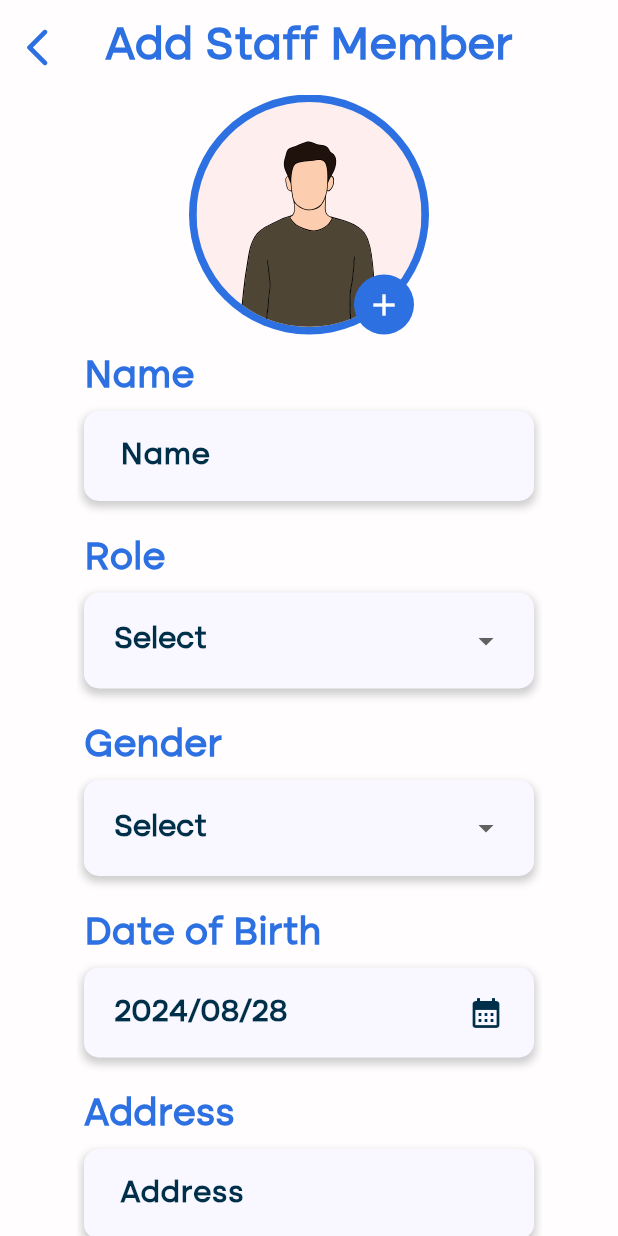
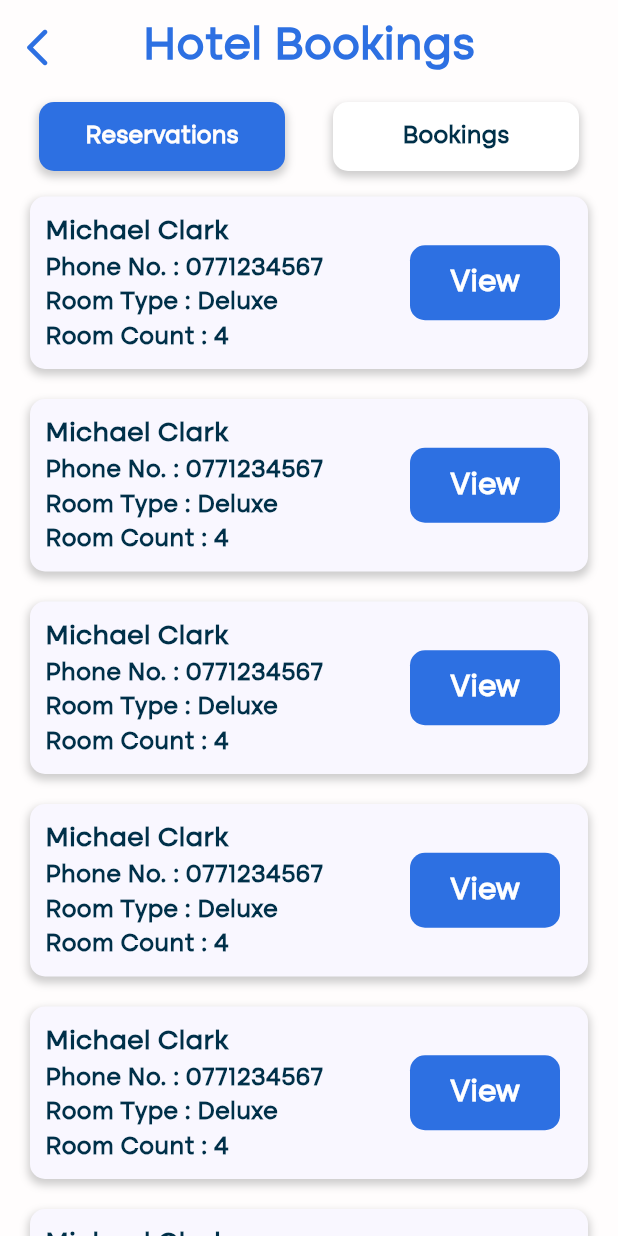
Before and after one commit to SEP-G16/hotel-manager-app, a Flutter app: the screen it shows after launch, on a phone screen of 412 x 824 dp. Run offline on Flutter 3.47's test engine with Material 3 defaults, Android fonts, the phone set to English and light mode, and no system bars; our stand-ins replace cached_network_image, flutter_svg, get.

Commit message:
view reservations UI partially complete

```diff
--- a/lib/components/input_field.dart
+++ b/lib/components/input_field.dart
@@ -25,7 +25,7 @@ class InputField extends StatelessWidget {
     return Container(
       alignment: Alignment.centerLeft,
       width: width ?? 300,
-      height: height ?? 60,
+      // height: height ?? 60,
       decoration: BoxDecoration(
         color: ColourConstants.orchidAccent,
         borderRadius: BorderRadius.circular(10.0),
@@ -39,6 +39,8 @@ class InputField extends StatelessWidget {
         ],
       ),
       child: TextFormField(
+        maxLines: null,
+        style: TextConstants.subTextStyle(),
         readOnly: readOnly,
         initialValue: initialValue,
         onChanged: onChanged,
--- a/lib/components/named_input_field.dart
+++ b/lib/components/named_input_field.dart
@@ -10,6 +10,7 @@ class NamedInputField extends StatelessWidget {
     this.height,
     this.width,
     this.readOnly = false,
+    this.initialValue
   });
 
   final String titleText;
--- /dev/null
+++ b/lib/controllers/view/view_reservations_screen_tab_bar_controller.dart
@@ -0,0 +1,23 @@
+import 'package:get/get.dart';
+import 'package:flutter/material.dart';
+
+class ViewReservationsScreenTabBarController extends GetxController with GetSingleTickerProviderStateMixin {
+  late TabController tabController;
+  RxInt _selectedIndex = 0.obs;
+  int get selectedIndex => _selectedIndex.value;
+
+  @override
+  void onInit() {
+    super.onInit();
+    tabController = TabController(length: 2, vsync: this);
+    tabController.addListener(() {
+      _selectedIndex.value = tabController.index;
+    });
+  }
+
+  @override
+  void onClose() {
+    tabController.dispose();
+    super.onClose();
+  }
+}
--- /dev/null
+++ b/lib/extension/string_extension.dart
@@ -0,0 +1,5 @@
+extension StringExtension on String {
+  String capitalizeFirst() {
+    return "${this[0].toUpperCase()}${this.substring(1).toLowerCase()}";
+  }
+}
--- a/lib/main.dart
+++ b/lib/main.dart
@@ -7,6 +7,8 @@ import 'package:hotel_manager/views/login_screen.dart';
 import 'package:hotel_manager/views/manage_staff_screen.dart';
 import 'package:hotel_manager/views/profile_screen.dart';
 import 'package:hotel_manager/views/reviews_screen.dart';
+import 'package:hotel_manager/views/view_employee_screen.dart';
+import 'package:hotel_manager/views/view_reservations_screen.dart';
 
 void main() {
   runApp(const HotelManager());
@@ -24,7 +26,7 @@ class HotelManager extends StatelessWidget {
         colorScheme: ColorScheme.light(primary: ColourConstants.mainBlue),
         useMaterial3: true,
       ),
-      home: AddEmployeeScreen(),
+      home: ViewReservationsScreen(),
     );
   }
 }
--- /dev/null
+++ b/lib/models/form_valid_response.dart
@@ -0,0 +1,6 @@
+class FormValidResponse{
+  final bool formValid;
+  String? message;
+
+  FormValidResponse({required this.formValid, this.message});
+}
--- a/lib/views/add_employee_screen.dart
+++ b/lib/views/add_employee_screen.dart
@@ -21,7 +21,9 @@ class AddEmployeeScreen extends StatelessWidget {
 
   @override
   Widget build(BuildContext context) {
-    return Scaffold(
+    return GestureDetector(
+      onTap: () => FocusManager.instance.primaryFocus?.unfocus(),
+      child: Scaffold(
         backgroundColor: ColourConstants.ivory,
         body: SafeArea(
           child: Column(
@@ -170,6 +172,7 @@ class AddEmployeeScreen extends StatelessWidget {
             ],
           ),
         ),
+      ),
     );
   }
 }
--- /dev/null
+++ b/lib/views/view_reservations_screen.dart
@@ -0,0 +1,268 @@
+import 'package:flutter/material.dart';
+import 'package:get/get.dart';
+import 'package:hotel_manager/components/action_button.dart';
+import 'package:hotel_manager/constants/colour_constants.dart';
+import 'package:hotel_manager/controllers/view/view_reservations_screen_tab_bar_controller.dart';
+import 'package:intl/intl.dart';
+
+import '../constants/text_constants.dart';
+
+class ViewReservationsScreen extends StatelessWidget {
+  const ViewReservationsScreen({super.key});
+
+  @override
+  Widget build(BuildContext context) {
+    return GetBuilder<ViewReservationsScreenTabBarController>(
+      init: ViewReservationsScreenTabBarController(),
+      builder: (controller) => Scaffold(
+        backgroundColor: ColourConstants.ivory,
+        body: SafeArea(
+          child: Column(
+            children: [
+              Container(
+                padding: EdgeInsets.symmetric(horizontal: 10.0, vertical: 10.0),
+                child: Stack(
+                  alignment: Alignment.center,
+                  children: [
+                    Align(
+                      alignment: Alignment.centerLeft,
+                      child: GestureDetector(
+                        onTap: () {},
+                        child: Icon(
+                          Icons.arrow_back_ios_new_rounded,
+                          color: ColourConstants.mainBlue,
+                          size: 30,
+                        ),
+                      ),
+                    ),
+                    Align(
+                      alignment: Alignment.center,
+                      child: Text(
+                        'Hotel Bookings',
+                        style: TextConstants.mainTextStyle(),
+                      ),
+                    ),
+                  ],
+                ),
+              ),
+              Container(
+                margin: EdgeInsets.symmetric(horizontal: 10.0, vertical: 5.0),
+                child: Obx(
+                  () => TabBar(
+                    indicatorColor: Colors.transparent,
+                    dividerColor: Colors.transparent,
+                    controller: controller.tabController,
+                    overlayColor:
+                        WidgetStateColor.resolveWith((_) => Colors.transparent),
+                    tabs: <Widget>[
+                      Tab(
+                        child: Container(
+                          padding: EdgeInsets.symmetric(horizontal: 20.0),
+                          height: 60,
+                          width: double.maxFinite,
+                          decoration: BoxDecoration(
+                            color: controller.selectedIndex == 0
+                                ? ColourConstants.mainBlue
+                                : Colors.white,
+                            borderRadius: BorderRadius.circular(10.0),
+                            boxShadow: [
+                              BoxShadow(
+                                color: Colors.grey.withOpacity(0.5),
+                                spreadRadius: 1,
+                                blurRadius: 4,
+                                offset: const Offset(
+                                    0, 3), // changes position of shadow
+                              ),
+                            ],
+                          ),
+                          child: Center(
+                            child: Text(
+                              'Reservations',
+                              style: TextConstants.subTextStyle(
+                                color: controller.selectedIndex == 0
+                                    ? ColourConstants.ivory
+                                    : ColourConstants.richBlack,
+                                fontSize: 16,
+                              ),
+                            ),
+                          ),
+                        ),
+                      ),
+                      Tab(
+                        child: Container(
+                          padding: EdgeInsets.symmetric(horizontal: 20.0),
+                          height: 60,
+                          width: double.maxFinite,
+                          decoration: BoxDecoration(
+                            color: controller.selectedIndex == 1
+                                ? ColourConstants.mainBlue
+                                : Colors.white,
+                            borderRadius: BorderRadius.circular(10.0),
+                            boxShadow: [
+                              BoxShadow(
+                                color: Colors.grey.withOpacity(0.5),
+                                spreadRadius: 1,
+                                blurRadius: 4,
+                                offset: const Offset(
+                                    0, 3), // changes position of shadow
+                              ),
+                            ],
+                          ),
+                          child: Center(
+                            child: Text(
+                              'Bookings',
+                              style: TextConstants.subTextStyle(
+                                color: controller.selectedIndex == 1
+                                    ? ColourConstants.ivory
+                                    : ColourConstants.richBlack,
+                                fontSize: 16,
+                              ),
+                            ),
+                          ),
+                        ),
+                      ),
+                    ],
+                  ),
+                ),
+              ),
+              Expanded(
+                child: TabBarView(
+                  controller: controller.tabController,
+                  children: [
+                    SingleChildScrollView(
+                      child: Column(
+                        children: List.generate(
+                          10,
+                          (index) => Container(
+                            padding: EdgeInsets.all(10.0),
+                            margin: EdgeInsets.symmetric(
+                              vertical: 10,
+                              horizontal: 20,
+                            ),
+                            decoration: BoxDecoration(
+                              color: ColourConstants.orchidAccent,
+                              borderRadius: BorderRadius.circular(10.0),
+                              boxShadow: [
+                                BoxShadow(
+                                  color: Colors.grey.withOpacity(0.5),
+                                  spreadRadius: 1,
+                                  blurRadius: 4,
+                                  offset: const Offset(
+                                      0, 3), // changes position of shadow
+                                ),
+                              ],
+                            ),
+                            child: Row(
+                              children: [
+                                Expanded(
+                                  flex : 2,
+                                  child: Column(
+                                    children: [
+                                      Row(
+                                        children: [
+                                          Expanded(
+                                            child: Text(
+                                              'Michael Clark',
+                                              overflow: TextOverflow.ellipsis,
+                                              style: TextConstants.subTextStyle(fontSize: 18),
+                                            ),
+                                          ),
+                                        ],
+                                      ),
+                                      Row(
+                                        children: [
+                                          Expanded(
+                                            child: Text(
+                                              'Phone No. : ${'0771234567'}',
+                                              overflow: TextOverflow.ellipsis,
+                                              style: TextConstants.subTextStyle(fontSize: 16),
+                                            ),
+                                          ),
+                                        ],
+                                      ),
+                                      // Row(
+                                      //   children: [
+                                      //     Expanded(
+                                      //       child: Text(
+                                      //         'Email : ${'michael.clark2222222222222222222@example.com'}',
+                                      //         style: TextConstants.subTextStyle(fontSize: 16),
+                                      //         overflow: TextOverflow.ellipsis,
+                                      //       ),
+                                      //     ),
+                                      //   ],
+                                      // ),
+                                      Row(
+                                        children: [
+                                          Expanded(
+                                            child: Text(
+                                              'Room Type : ${'Deluxe'}',
+                                              overflow: TextOverflow.ellipsis,
+                                              style: TextConstants.subTextStyle(fontSize: 16),
+                                            ),
+                                          ),
+                                        ],
+                                      ),
+                                      Row(
+                                        children: [
+                                          Expanded(
+                                            child: Text(
+                                              'Room Count : ${'4'}',
+                                              overflow: TextOverflow.ellipsis,
+                                              style: TextConstants.subTextStyle(fontSize: 16),
+                                            ),
+                                          ),
+                                        ],
+                                      ),
+                                      //Moving to separate view reservation page
+                                      // Row(
+                                      //   children: [
+                                      //     Text(
+                                      //       'Check In Date : ${DateFormat('yyyy/MM/dd').format(DateTime.now())}',
+                                      //       style: TextConstants.subTextStyle(fontSize: 16),
+                                      //     ),
+                                      //   ],
+                                      // ),
+                                      // Row(
+                                      //   children: [
+                                      //     Text(
+                                      //       'Checkout Date : ${DateFormat('yyyy/MM/dd').format(DateTime.now())}',
+                                      //       style: TextConstants.subTextStyle(fontSize: 16),
+                                      //     ),
+                                      //   ],
+                                      // ),
+                                    ],
+                                  ),
+                                ),
+                                Expanded(child: Column(
+                                  children: [
+                                    ActionButton(btnText: 'View', onTap: (){}, height: 50, width: 100,),
+                                  ],
+                                ),),
+                              ],
+                            ),
+                          ),
+                        ),
+                      ),
+                    ),
+                    SingleChildScrollView(
+                      child: Column(
+                        children: List.generate(
+                          10,
+                          (index) => Container(
+                            height: 100,
+                            color: ColourConstants.richBlack,
+                            margin: EdgeInsets.symmetric(vertical: 10),
+                          ),
+                        ),
+                      ),
+                    ),
+                  ],
+                ),
+              )
+            ],
+          ),
+        ),
+      ),
+    );
+  }
+}
```
Also changed, not shown: lib/controllers/view/view_employee_screen_state_controller.dart (added, +75 -0 lines), lib/models/employee.dart (added, +21 -0 lines), lib/views/view_employee_screen.dart (added, +277 -0 lines). Lines whose indentation alone changed are shown as unchanged.
